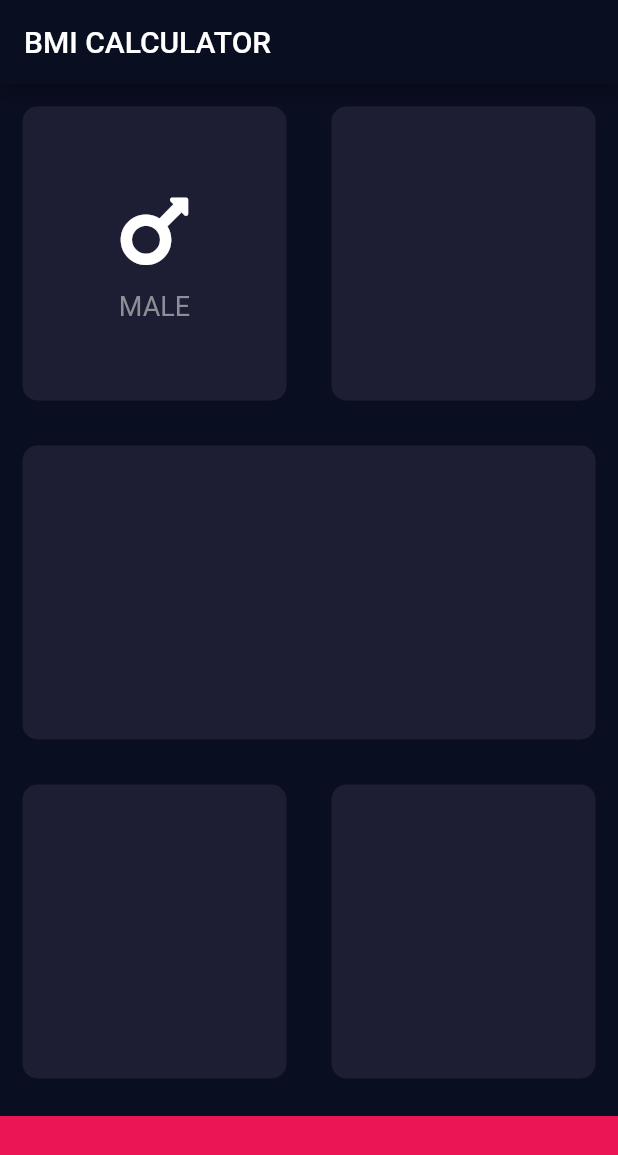
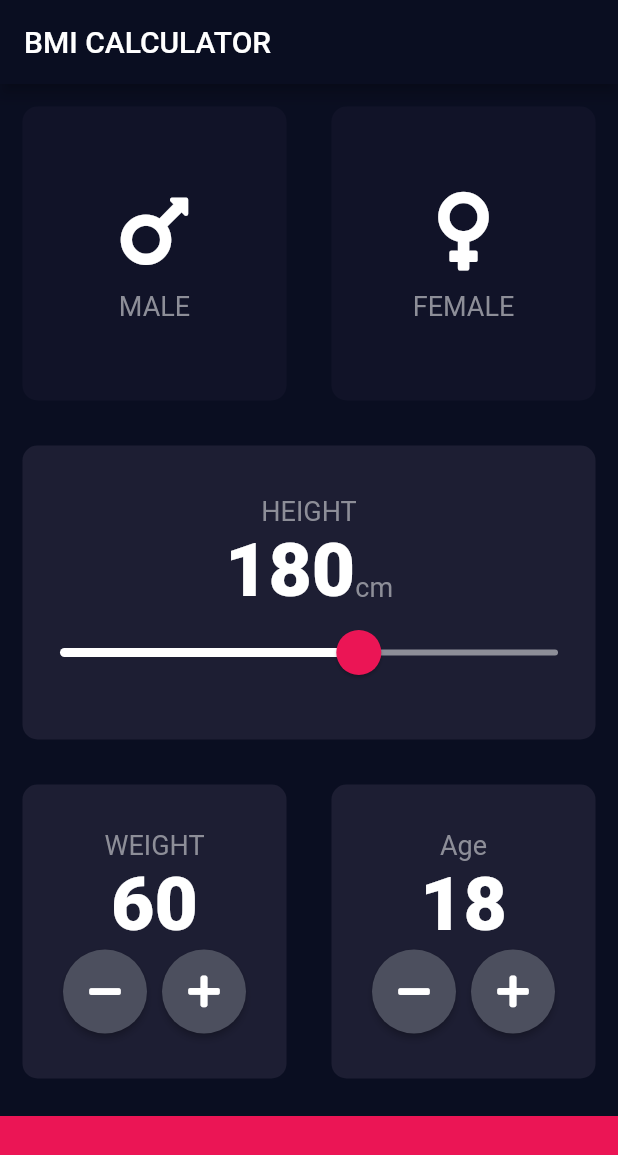
Before and after one commit to lordnino/BMI_flutter, a Flutter app: the screen it shows after launch, on a phone screen of 412 x 824 dp. Shown: the top 1155 px of the screen. Run offline on Flutter 3.47's test engine with Material 2 defaults, Android fonts, the phone set to English and light mode, and no system bars; our stand-ins replace font_awesome_flutter.

Commit message:
working on first page ui

```diff
--- /dev/null
+++ b/lib/constants.dart
@@ -0,0 +1,14 @@
+import 'package:flutter/material.dart';
+
+const kLabelTextStyle =  TextStyle(
+  fontSize: 18.0,
+  color: Color(0xFF8D8E98),
+);
+const kBottomContainerHeight = 80.0;
+const kActiveCardColour = Color(0xFF1D1E33);
+const kInActiveCardColour = Color(0xFF111328);
+const kBottomContainerColour = Color(0xFFEB1555);
+const kNumberTextStyle = TextStyle(
+    fontSize: 50.0,
+    fontWeight: FontWeight.w900
+);
--- /dev/null
+++ b/lib/icon_content.dart
@@ -0,0 +1,31 @@
+import 'package:flutter/material.dart';
+
+import 'constants.dart';
+
+class IconContent extends StatelessWidget {
+
+  IconContent({this.icon, this.label});
+
+  final IconData icon;
+  final String label;
+
+  @override
+  Widget build(BuildContext context) {
+    return Column(
+      mainAxisAlignment: MainAxisAlignment.center,
+      children: <Widget>[
+        Icon(
+          icon,
+          size: 60.0,
+        ),
+        SizedBox(
+          height: 10.0,
+        ),
+        Text(
+          label,
+          style: kLabelTextStyle,
+        )
+      ],
+    );
+  }
+}
--- a/lib/input_page.dart
+++ b/lib/input_page.dart
@@ -1,10 +1,11 @@
 import 'package:flutter/material.dart';
 import 'package:font_awesome_flutter/font_awesome_flutter.dart';
+import 'icon_content.dart';
+import 'reusable_card.dart';
 
-const bottomContainerHeight = 80.0;
+import 'constants.dart';
 
-const activeCardColour = Color(0xFF1D1E33);
-const bottomContainerColour = Color(0xFFEB1555);
+enum Gender {male , female}
 
 class InputPage extends StatefulWidget {
   @override
@@ -12,6 +13,12 @@ class InputPage extends StatefulWidget {
 }
 
 class _InputPageState extends State<InputPage> {
+
+  Gender selectedGender;
+  int height = 180;
+  int weight = 60;
+  int age = 18;
+
   @override
   Widget build(BuildContext context) {
     return Scaffold(
@@ -19,45 +26,174 @@ class _InputPageState extends State<InputPage> {
           title: Text('BMI CALCULATOR'),
         ),
         body: Column(
+          crossAxisAlignment: CrossAxisAlignment.stretch,
           children: <Widget>[
             Expanded(
               child: Row(
                 children: <Widget>[
                   Expanded(
                     child: ReusableCard(
-                      colour: activeCardColour,
-                      cardChild: IconContentWidget(
-                        iconData: FontAwesomeIcons.mars,
-                        text: 'MALE',
+                      onPress: () {
+                        setState(() {
+                          selectedGender = Gender.male;
+                        });
+                      },
+                      colour: selectedGender == Gender.male ? kActiveCardColour : kInActiveCardColour,
+                      cardChild: IconContent(
+                        icon: FontAwesomeIcons.mars,
+                        label: 'MALE',
                       ),
                     ),
                   ),
                   Expanded(
-                    child: ReusableCard(colour: activeCardColour),
+                    child: ReusableCard(
+                      onPress: () {
+                        setState(() {
+                          selectedGender = Gender.female;
+                        });
+                      },
+                      colour: selectedGender == Gender.female ? kActiveCardColour : kInActiveCardColour,
+                      cardChild: IconContent(
+                        icon: FontAwesomeIcons.venus,
+                        label: 'FEMALE'
+                      ),
+                    ),
                   ),
                 ],
               ),
             ),
             Expanded(
-              child: ReusableCard(colour: activeCardColour),
+              child: ReusableCard(
+                colour: kActiveCardColour,
+                cardChild: Column(
+                  mainAxisAlignment: MainAxisAlignment.center,
+                  children: <Widget>[
+                    Text(
+                      'HEIGHT',
+                      style: kLabelTextStyle,
+                    ),
+                    Row(
+                      mainAxisAlignment: MainAxisAlignment.center,
+                      crossAxisAlignment: CrossAxisAlignment.baseline,
+                      textBaseline: TextBaseline.alphabetic,
+                      children: <Widget>[
+                        Text(
+                          height.toString(),
+                          style: kNumberTextStyle,
+                        ),
+                        Text(
+                          'cm',
+                          style: kLabelTextStyle,
+                        ),
+                      ],
+                    ),
+                    SliderTheme(
+                      data: SliderTheme.of(context).copyWith(
+                        inactiveTrackColor: Color(0xFF8D8E98),
+                        activeTrackColor: Colors.white,
+                        thumbColor: Color(0xFFEB1555),
+                        overlayColor: Color(0x15EB1555),
+                        thumbShape: RoundSliderThumbShape(enabledThumbRadius: 15.0),
+                        overlayShape: RoundSliderOverlayShape(overlayRadius: 25.0),
+                      ),
+                      child: Slider(
+                        value: height.toDouble(),
+                        min: 120.0,
+                        max: 220.0,
+                        onChanged: (double value) {
+                          setState(() {
+                            height = value.toInt();
+                          });
+                        },
+                      ),
+                    )
+                  ],
+                ),
+              ),
             ),
             Expanded(
               child: Row(
                 children: <Widget>[
                   Expanded(
-                    child: ReusableCard(colour: activeCardColour)
+                    child: ReusableCard(
+                      colour: kActiveCardColour,
+                      cardChild: Column(
+                        mainAxisAlignment: MainAxisAlignment.center,
+                        children: <Widget>[
+                          Text('WEIGHT', style: kLabelTextStyle,),
+                          Text(weight.toString(), style: kNumberTextStyle,),
+                          Row(
+                            mainAxisAlignment: MainAxisAlignment.center,
+                            children: <Widget>[
+                              RoundIconButton(
+                                icon: FontAwesomeIcons.minus,
+                                onPressed: () {
+                                  setState(() {
+                                    weight--;
+                                  });
+                                },
+                              ),
+                              SizedBox(
+                                width: 10.0,
+                              ),
+                              RoundIconButton(
+                                icon: FontAwesomeIcons.plus,
+                                onPressed: () {
+                                  setState(() {
+                                    weight++;
+                                  });
+                                },
+                              ),
+                            ],
+                          ),
+                        ],
+                      ),
+                    ),
                   ),
                   Expanded(
-                    child: ReusableCard(colour: activeCardColour),
+                    child: ReusableCard(
+                      colour: kActiveCardColour,
+                      cardChild: Column(
+                        mainAxisAlignment: MainAxisAlignment.center,
+                        children: <Widget>[
+                          Text('Age', style: kLabelTextStyle,),
+                          Text(age.toString(), style: kNumberTextStyle,),
+                          Row(
+                            mainAxisAlignment: MainAxisAlignment.center,
+                            children: <Widget>[
+                              RoundIconButton(
+                                icon: FontAwesomeIcons.minus,
+                                onPressed: () {
+                                  setState(() {
+                                    age--;
+                                  });
+                                },
+                              ),
+                              SizedBox(
+                                width: 10.0,
+                              ),
+                              RoundIconButton(
+                                icon: FontAwesomeIcons.plus,
+                                onPressed: () {
+                                  setState(() {
+                                    age++;
+                                  });
+                                },
+                              ),
+                            ],
+                          )
+                        ],
+                      ),
+                    ),
                   ),
                 ],
               ),
             ),
             Container(
-              color: bottomContainerColour,
+              color: kBottomContainerColour,
               margin: EdgeInsets.only(top: 10.0),
               width: double.infinity,
-              height: bottomContainerHeight,
+              height: kBottomContainerHeight,
             )
           ],
         ),
@@ -65,53 +201,28 @@ class _InputPageState extends State<InputPage> {
   }
 }
 
-class IconContentWidget extends StatelessWidget {
 
-  IconContentWidget({this.iconData, this.text});
 
-  final IconData iconData;
-  final String text;
+
+class RoundIconButton extends StatelessWidget {
+
+  RoundIconButton({@required this.icon, @required this.onPressed});
+
+  final IconData icon;
+  final Function onPressed;
 
   @override
   Widget build(BuildContext context) {
-    return Column(
-      mainAxisAlignment: MainAxisAlignment.center,
-      children: <Widget>[
-        Icon(
-          iconData,
-          size: 60.0,
-        ),
-        SizedBox(
-          height: 10.0,
-        ),
-        Text(
-          text,
-          style: TextStyle(
-            fontSize: 18.0,
-            color: Color(0xFF8D8E98),
-          ),
-        )
-      ],
+    return RawMaterialButton(
+      child: Icon(icon),
+      onPressed: onPressed,
+      shape: CircleBorder(),
+      fillColor: Color(0xFF4C4F5E),
+//      elevation: 6.0,
+      constraints: BoxConstraints.tightFor(
+        width: 56.0,
+        height: 56.0,
+      ),
     );
   }
 }
-
-class ReusableCard extends StatelessWidget {
-
-  ReusableCard({@required this.colour, this.cardChild});
-
-  final Color colour;
-  final Widget cardChild;
-
-  @override
-  Widget build(BuildContext context) {
-    return Container(
-      margin: EdgeInsets.all(15),
-      decoration: BoxDecoration(
-        color: colour,
-        borderRadius: BorderRadius.circular(10.0),
-      ),
-      child: cardChild,
-    );
-  }
-}
--- /dev/null
+++ b/lib/reusable_card.dart
@@ -0,0 +1,26 @@
+import 'package:flutter/material.dart';
+import 'constants.dart';
+
+class ReusableCard extends StatelessWidget {
+
+  ReusableCard({@required this.colour, this.cardChild, this.onPress});
+
+  final Color colour;
+  final Widget cardChild;
+  final Function onPress;
+
+  @override
+  Widget build(BuildContext context) {
+    return GestureDetector(
+      onTap: onPress,
+      child: Container(
+        margin: EdgeInsets.all(15),
+        decoration: BoxDecoration(
+          color: colour,
+          borderRadius: BorderRadius.circular(10.0),
+        ),
+        child: cardChild,
+      ),
+    );
+  }
+}
```
